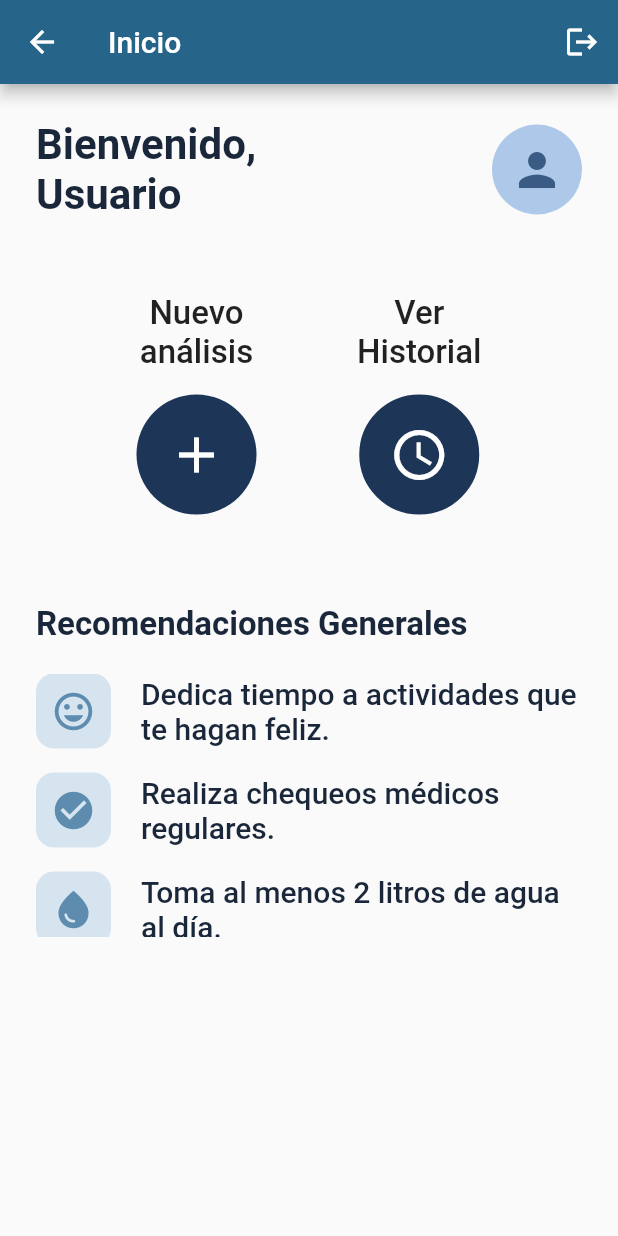
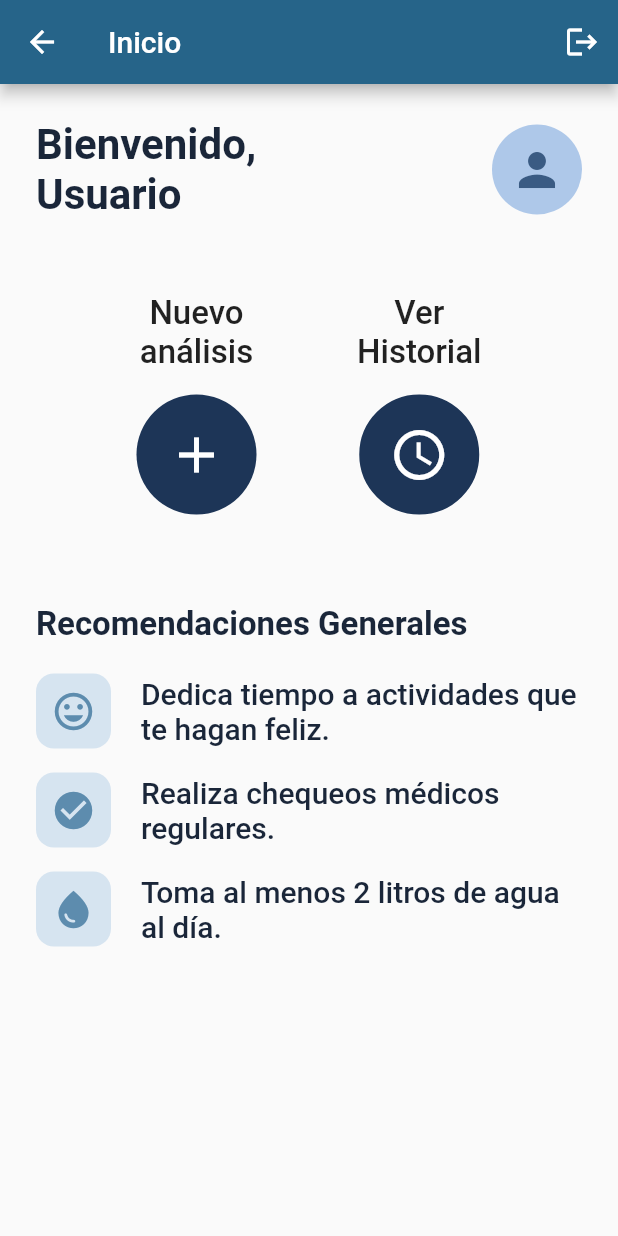
Before and after one commit to Edisonnarvaez/medical_diagnosis_ai, a Flutter app: the HomeScreen screen opened by its route, on a phone screen of 412 x 824 dp. Run offline on Flutter 3.47's test engine with Material 3 defaults, Android fonts, the light colour scheme and no system bars; our stand-ins replace appwrite, flutter_dotenv, get, google_generative_ai, hive, hive_flutter and 1 more; accounts and stored records are empty.

```diff
--- a/lib/presentation/screens/main_screen.dart
+++ b/lib/presentation/screens/main_screen.dart
@@ -106,7 +106,7 @@ class _HomeScreenState extends State<HomeScreen> {
         ],
       ),
       body: SafeArea(
-        child: Padding(
+        child: SingleChildScrollView(
           padding: const EdgeInsets.all(24.0),
           child: Column(
             crossAxisAlignment: CrossAxisAlignment.start,
@@ -271,15 +271,16 @@ class _HomeScreenState extends State<HomeScreen> {
               Text(
                 'Recomendaciones Generales',
                 style: TextStyle(
-                  fontSize: 22, // Más pequeño para móviles
+                  fontSize: 22,
                   fontWeight: FontWeight.bold,
                   color: Color(0xFF1A2639),
                 ),
               ),
 
               SizedBox(height: 20),
-              Expanded(
-                child: ListView.separated(
+
+              // Aquí la lista de recomendaciones ocupa todo el ancho y crece verticalmente
+              ListView.separated(
                 shrinkWrap: true,
                 physics: NeverScrollableScrollPhysics(),
                 itemCount: recommendations.length,
@@ -295,11 +296,6 @@ class _HomeScreenState extends State<HomeScreen> {
                   );
                 },
               ),
-              ),
-
-              Spacer(),
-
-
             ],
           ),
         ),
```
Also changed, not shown: lib/presentation/screens/history_screen.dart (+11 -3 lines). Lines whose indentation alone changed are shown as unchanged.
